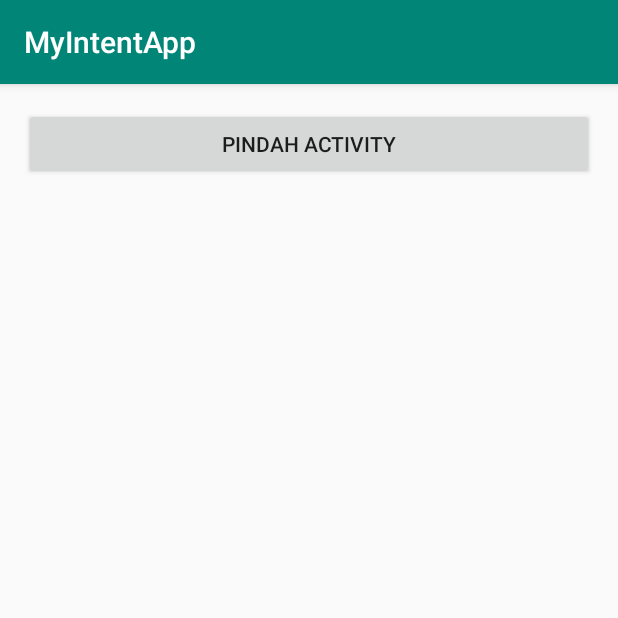
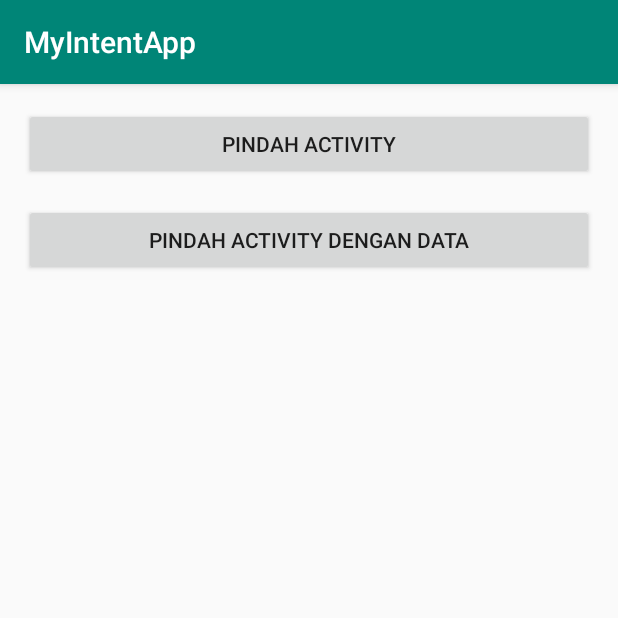
Before and after one commit to Achmadsetiawann/Android_Intent, an Android app: the screen it shows after launch (MainActivity), on a phone screen of 412 x 824 dp, the top half of it. Run offline under Robolectric (Android 15) with nearby library versions, the phone set to English and light mode, and no system bars.

```diff
--- a/app/src/main/AndroidManifest.xml
+++ b/app/src/main/AndroidManifest.xml
@@ -19,6 +19,7 @@
         </activity>
 
         <activity android:name=".MoveActivity" />
+        <activity android:name=".MoveWithDataActivity" />
     </application>
 
 </manifest>
--- a/app/src/main/java/com/example/myintentapp/MainActivity.java
+++ b/app/src/main/java/com/example/myintentapp/MainActivity.java
@@ -7,11 +7,20 @@ import android.os.Bundle;
 import android.view.View;
 import android.widget.Button;
 
+/*
+
+                           move_activity.xml => MoveActivity.class
+Structure MainActivity =>  activity_move_with_data => MoveWithDataActivity.class
+
+
+*/
+
 public class MainActivity extends AppCompatActivity implements View.OnClickListener {
 
     /* Deklarasi Layout activity_main name */
 
     Button btnMoveActivity;
+    Button btnMoveWithDataActivity;
 
     @Override
     protected void onCreate(Bundle savedInstanceState) {
@@ -22,6 +31,9 @@ public class MainActivity extends AppCompatActivity implements View.OnClickListe
 
         btnMoveActivity = findViewById(R.id.btn_move_activity);
         btnMoveActivity.setOnClickListener(this);
+
+        btnMoveWithDataActivity = findViewById(R.id.btn_move_activity_data);
+        btnMoveWithDataActivity.setOnClickListener(this);
     }
 
     @Override
@@ -37,6 +49,14 @@ public class MainActivity extends AppCompatActivity implements View.OnClickListe
                 Intent moveIntent = new Intent(MainActivity.this, MoveActivity.class);
                 startActivity(moveIntent);
                 break;
+
+            case R.id.btn_move_activity_data:
+                Intent moveWithDataIntent = new Intent(MainActivity.this, MoveWithDataActivity.class);
+                moveWithDataIntent.putExtra(MoveWithDataActivity.EXTRA_NAME, "DicodingAcademy Boy");
+                moveWithDataIntent.putExtra(MoveWithDataActivity.EXTRA_AGE, 5);
+                startActivity(moveWithDataIntent);
+                break;
+
         }
     }
 
--- a/app/src/main/res/layout/activity_main.xml
+++ b/app/src/main/res/layout/activity_main.xml
@@ -19,4 +19,12 @@
         android:text="@string/move_activity"
     />
 
+    <Button
+        android:id="@+id/btn_move_activity_data"
+        android:layout_width="match_parent"
+        android:layout_height="wrap_content"
+        android:layout_marginBottom="@dimen/activity_vertical_margin"
+        android:text="@string/move_with_data"
+        />
+
 </LinearLayout>
--- a/app/src/main/res/layout/move_activity.xml
+++ b/app/src/main/res/layout/move_activity.xml
@@ -8,7 +8,7 @@
     android:paddingLeft="@dimen/activity_horizontal_margin"
     android:paddingRight="@dimen/activity_horizontal_margin"
     android:paddingTop="@dimen/activity_vertical_margin"
-    tools:context="com.dicoding.picodiploma.myintentapp.MoveActivity">
+    tools:context=".MoveActivity">
     >
 
     <TextView
```
Also changed, not shown: app/src/main/java/com/example/myintentapp/MoveWithDataActivity.java (+24 -1 lines), app/src/main/res/layout/activity_move_with_data.xml (+14 -3 lines).
